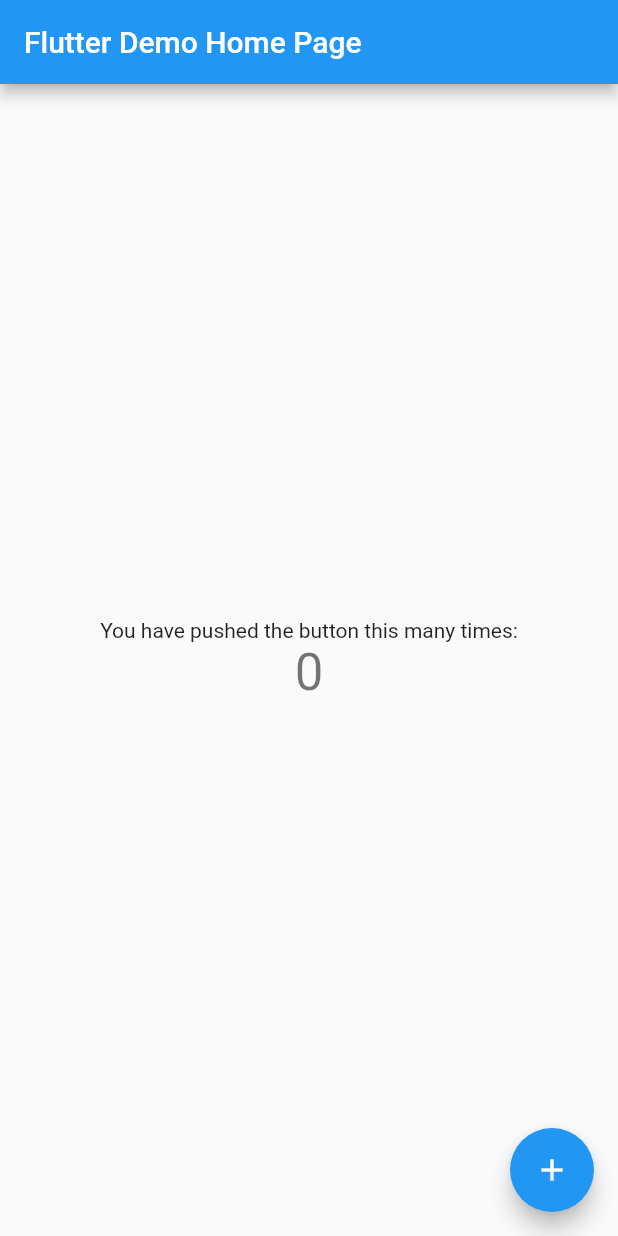
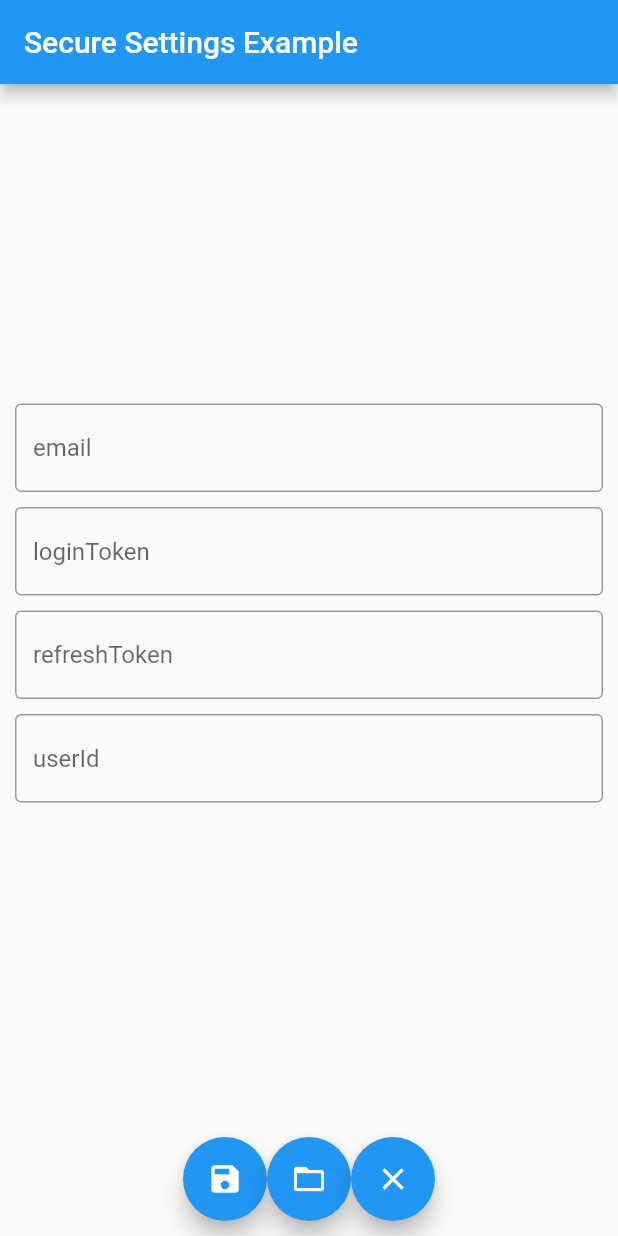
Before and after one commit to proFlutter/secure_settings_example, a Flutter app: the screen it shows after launch, on a phone screen of 412 x 824 dp. Run offline on Flutter 3.47's test engine with Material 2 defaults, Android fonts, the phone set to English and light mode, and no system bars.

```diff
--- a/lib/main.dart
+++ b/lib/main.dart
@@ -16,40 +16,27 @@ class MyApp extends StatelessWidget {
     return MaterialApp(
       title: 'Flutter Demo',
       theme: ThemeData(
-        // This is the theme of your application.
-        //
-        // Try running your application with "flutter run". You'll see the
-        // application has a blue toolbar. Then, without quitting the app, try
-        // changing the primarySwatch below to Colors.green and then invoke
-        // "hot reload" (press "r" in the console where you ran "flutter run",
-        // or simply save your changes to "hot reload" in a Flutter IDE).
-        // Notice that the counter didn't reset back to zero; the application
-        // is not restarted.
         primarySwatch: Colors.blue,
       ),
-      home: MyHomePage(title: 'Flutter Demo Home Page'),
+      home: MyHomePage(title: 'Secure Settings Example'),
     );
   }
 }
 
 class MyHomePage extends StatefulWidget {
   final FileUtils fileService = FileUtils();
-  final Map<String, String> settings = {'email': 'test@test.de', 'loginToken': 'jwtSomething', 'refreshToken': 'asdf'};
+  final Map<String, String> settings = {
+    'email': 'test@test.de',
+    'loginToken': 'jwtSomething',
+    'refreshToken': 'asdf',
+    'userId': '1',
+  };
   late SecureSettings secureSettings;
 
   MyHomePage({Key? key, required this.title}) : super(key: key) {
     CachedSettings cachedSettings = CachedSettings(settings);
     secureSettings = SecureSettings(cachedSettings, fileService);
   }
-
-  // This widget is the home page of your application. It is stateful, meaning
-  // that it has a State object (defined below) that contains fields that affect
-  // how it looks.
-
-  // This class is the configuration for the state. It holds the values (in this
-  // case the title) provided by the parent (in this case the App widget) and
-  // used by the build method of the State. Fields in a Widget subclass are
-  // always marked "final".
 
   final String title;
 
@@ -58,68 +45,127 @@ class MyHomePage extends StatefulWidget {
 }
 
 class _MyHomePageState extends State<MyHomePage> {
-  int _counter = 0;
+  final TextEditingController _controllerEmail = TextEditingController();
+  final TextEditingController _controllerToken = TextEditingController();
+  final TextEditingController _controllerRefreshToken = TextEditingController();
+  final TextEditingController _controllerUserId = TextEditingController();
 
-  void _incrementCounter() {
+  @override
+  void dispose() {
+    _controllerEmail.dispose();
+    _controllerToken.dispose();
+    _controllerRefreshToken.dispose();
+    _controllerUserId.dispose();
+
+    super.dispose();
+  }
+
+  void _saveSettings() {
     widget.secureSettings.saveSettings();
-    setState(() {
-      // This call to setState tells the Flutter framework that something has
-      // changed in this State, which causes it to rerun the build method below
-      // so that the display can reflect the updated values. If we changed
-      // _counter without calling setState(), then the build method would not be
-      // called again, and so nothing would appear to happen.
-      _counter++;
-    });
+    widget.secureSettings.saveString('email', _controllerEmail.text);
+    widget.secureSettings.saveString('loginToken', _controllerToken.text);
+    widget.secureSettings.saveString('refreshToken', _controllerRefreshToken.text);
+    widget.secureSettings.saveString('userId', _controllerUserId.text);
+    setState(() {});
+  }
+
+  Future<void> _loadSettings() async {
+    await widget.secureSettings.loadSettings();
+
+    _controllerEmail.text = await widget.secureSettings.loadString('email');
+    _controllerToken.text = await widget.secureSettings.loadString('loginToken');
+    _controllerRefreshToken.text = await widget.secureSettings.loadString('refreshToken');
+    _controllerUserId.text = await widget.secureSettings.loadString('userId');
+
+    setState(() {});
+  }
+
+  Future<void> _clearTextFields() async {
+    await widget.secureSettings.loadSettings();
+
+    _controllerEmail.text = '';
+    _controllerToken.text = '';
+    _controllerRefreshToken.text = '';
+    _controllerUserId.text = '';
+
+    setState(() {});
   }
 
   @override
   Widget build(BuildContext context) {
-    // This method is rerun every time setState is called, for instance as done
-    // by the _incrementCounter method above.
-    //
-    // The Flutter framework has been optimized to make rerunning build methods
-    // fast, so that you can just rebuild anything that needs updating rather
-    // than having to individually change instances of widgets.
     return Scaffold(
       appBar: AppBar(
-        // Here we take the value from the MyHomePage object that was created by
-        // the App.build method, and use it to set our appbar title.
         title: Text(widget.title),
       ),
-      body: Center(
-        // Center is a layout widget. It takes a single child and positions it
-        // in the middle of the parent.
-        child: Column(
-          // Column is also a layout widget. It takes a list of children and
-          // arranges them vertically. By default, it sizes itself to fit its
-          // children horizontally, and tries to be as tall as its parent.
-          //
-          // Invoke "debug painting" (press "p" in the console, choose the
-          // "Toggle Debug Paint" action from the Flutter Inspector in Android
-          // Studio, or the "Toggle Debug Paint" command in Visual Studio Code)
-          // to see the wireframe for each widget.
-          //
-          // Column has various properties to control how it sizes itself and
-          // how it positions its children. Here we use mainAxisAlignment to
-          // center the children vertically; the main axis here is the vertical
-          // axis because Columns are vertical (the cross axis would be
-          // horizontal).
+      body: SafeArea(
+        minimum: const EdgeInsets.all(10.0),
+        child: Center(
+          child: Column(
+            mainAxisAlignment: MainAxisAlignment.center,
+            children: <Widget>[
+              TextField(
+                decoration: const InputDecoration(
+                  border: OutlineInputBorder(),
+                  hintText: 'email',
+                ),
+                controller: _controllerEmail,
+              ),
+              const SizedBox(
+                height: 10.0,
+              ),
+              TextField(
+                decoration: const InputDecoration(
+                  border: OutlineInputBorder(),
+                  hintText: 'loginToken',
+                ),
+                controller: _controllerToken,
+              ),
+              const SizedBox(
+                height: 10.0,
+              ),
+              TextField(
+                decoration: const InputDecoration(
+                  border: OutlineInputBorder(),
+                  hintText: 'refreshToken',
+                ),
+                controller: _controllerRefreshToken,
+              ),
+              const SizedBox(
+                height: 10.0,
+              ),
+              TextField(
+                decoration: const InputDecoration(
+                  border: OutlineInputBorder(),
+                  hintText: 'userId',
+                ),
+                controller: _controllerUserId,
+              ),
+            ],
+          ),
+        ),
+      ),
+      bottomNavigationBar: SafeArea(
+        minimum: const EdgeInsets.all(10.0),
+        child: Row(
           mainAxisAlignment: MainAxisAlignment.center,
-          children: <Widget>[
-            const Text(
-              'You have pushed the button this many times:',
+          children: [
+            FloatingActionButton(
+              onPressed: _saveSettings,
+              tooltip: 'Save',
+              child: const Icon(Icons.save),
             ),
-            Text(
-              '$_counter',
-              style: Theme.of(context).textTheme.headline4,
+            FloatingActionButton(
+              onPressed: _loadSettings,
+              tooltip: 'Load',
+              child: const Icon(Icons.folder_open),
+            ),
+            FloatingActionButton(
+              onPressed: _clearTextFields,
+              tooltip: 'Clear',
+              child: const Icon(Icons.clear),
             ),
           ],
         ),
-      ),
-      floatingActionButton: FloatingActionButton(
-        onPressed: _incrementCounter,
-        tooltip: 'Increment',
-        child: const Icon(Icons.add),
       ), // This trailing comma makes auto-formatting nicer for build methods.
     );
   }
```
Also changed, not shown: lib/util/cached_settings.dart (+18 -4 lines), lib/util/secure_settings.dart (+5 -6 lines).
